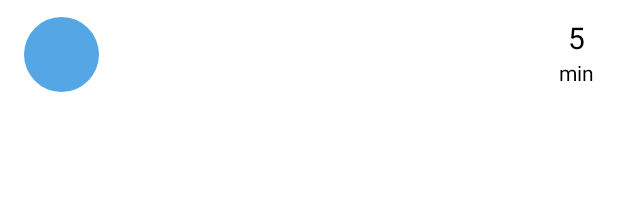
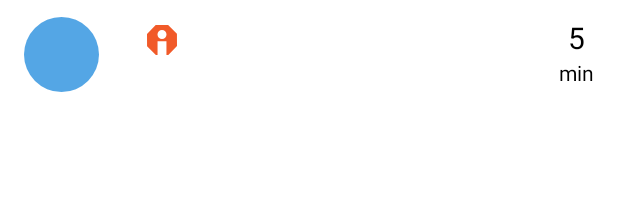
Before and after one commit to michaelvdow/CU-Transit-Android-App, an Android app: the layout list_row_departure_new.xml on its own in the app's theme, with its tools: preview values and no code run, on a phone screen of 412 x 824 dp. Shown: the top 215 px of the screen. Run offline under Robolectric (Android 15) with nearby library versions, the phone set to English and light mode, and no system bars.

Commit message:
Added release notes dialog

```diff
--- a/app/src/main/java/com/apps/michaedow/cutransit/API/responses/departureResponse/Departure.kt
+++ b/app/src/main/java/com/apps/michaedow/cutransit/API/responses/departureResponse/Departure.kt
@@ -8,6 +8,7 @@ data class Departure (
     var route: Route,
     var trip: Trip,
     var vehicle_id: String,
+    var is_istop: Boolean,
     var expected: String,
     var expected_mins: Int
 ) : Serializable
--- a/app/src/main/java/com/apps/michaedow/cutransit/slashScreen/SplashScreenActivity.kt
+++ b/app/src/main/java/com/apps/michaedow/cutransit/slashScreen/SplashScreenActivity.kt
@@ -1,6 +1,5 @@
 package com.apps.michaedow.cutransit.slashScreen
 
-import android.R
 import android.content.Intent
 import android.os.Bundle
 import androidx.appcompat.app.AppCompatActivity
--- /dev/null
+++ b/app/src/main/res/drawable/ic_i_stop.xml
@@ -0,0 +1,12 @@
+<vector xmlns:android="http://schemas.android.com/apk/res/android"
+    android:width="20dp"
+    android:height="20dp"
+    android:viewportWidth="100"
+    android:viewportHeight="100">
+  <path
+      android:pathData="M70.372,0L29.05,0.239L0,29.628L0.239,70.95L29.628,100L35.159,99.968L35.159,53.853L64.84,53.853L64.84,99.796L70.95,99.76L100,70.372L99.76,29.05L70.372,0zM50,16.559A15.039,15.039 45,0 1,65.038 31.598A15.039,15.039 135,0 1,50 46.636A15.039,15.039 0,0 1,34.961 31.598A15.039,15.039 135,0 1,50 16.559z"
+      android:strokeWidth="4.50297"
+      android:fillColor="#f15a29"
+      android:strokeColor="#00000000"
+      android:fillAlpha="1"/>
+</vector>
--- a/app/src/main/res/layout/list_row_departure_new.xml
+++ b/app/src/main/res/layout/list_row_departure_new.xml
@@ -30,15 +30,29 @@
             android:layout_width="match_parent"
             android:layout_height="match_parent"
             android:orientation="vertical">
+            <LinearLayout
+                android:layout_width="match_parent"
+                android:layout_height="match_parent"
+                android:orientation="horizontal">
                 <TextView
                     android:id="@+id/departure_route_name"
-                android:layout_width="match_parent"
+                    android:layout_width="wrap_content"
                     android:layout_height="wrap_content"
                     android:gravity="center_vertical"
                     android:paddingLeft="16dp"
                     android:textColor="?attr/themeTextColor"
                     android:paddingTop="16dp"
                     android:textSize="16sp" />
+                <ImageView
+                    android:id="@+id/departure_i_stop"
+                    android:paddingLeft="16dp"
+                    android:layout_width="wrap_content"
+                    android:layout_height="wrap_content"
+                    android:src="@drawable/ic_i_stop"
+                    android:paddingTop="16dp"
+                    android:layout_gravity="center_vertical"
+                    />
+            </LinearLayout>
 
             <TextView
                 android:id="@+id/destination"
--- a/app/src/main/res/menu/menu_main.xml
+++ b/app/src/main/res/menu/menu_main.xml
@@ -19,4 +19,10 @@
         app:showAsAction="never"
         android:title="@string/dark_theme"
         android:checkable="true"/>
+
+    <item
+        android:id="@+id/releaseNotes"
+        app:showAsAction="never"
+        android:title="@string/release_notes"
+        android:checkable="false"/>
 </menu>
--- a/app/src/main/res/values/strings.xml
+++ b/app/src/main/res/values/strings.xml
@@ -54,6 +54,7 @@
     <string name="to">To</string>
     <string name="metric">Metric</string>
     <string name="dark_theme">Dark Theme</string>
+    <string name="release_notes">Release Notes</string>
     <string name="dark_mode_description">Click the settings button next to search to enable dark mode</string>
     <string name="dark_mode_title">Try the new dark mode!</string>
 </resources>
```
Also changed, not shown: app/src/main/java/com/apps/michaedow/cutransit/departures/DeparturesListAdapter.kt (+7 -3 lines), app/src/main/java/com/apps/michaedow/cutransit/main_activity/MainActivity.kt (+35 -0 lines), app/src/main/java/com/apps/michaedow/cutransit/main_activity/TabFragment.kt (+25 -0 lines), app/src/main/res/layout/dialog_changelog.xml (added, +145 -0 lines), app/src/main/res/values-night/styles.xml (+8 -0 lines), app/src/main/res/values/styles.xml (+9 -1 lines). Lines whose indentation alone changed are shown as unchanged.
